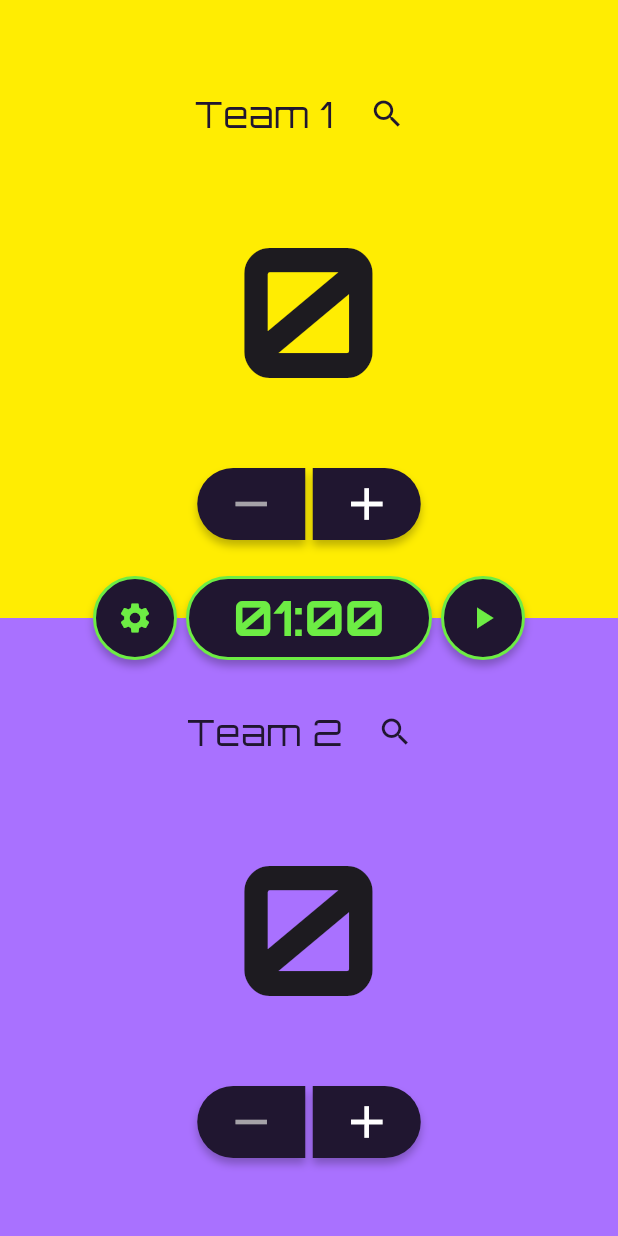
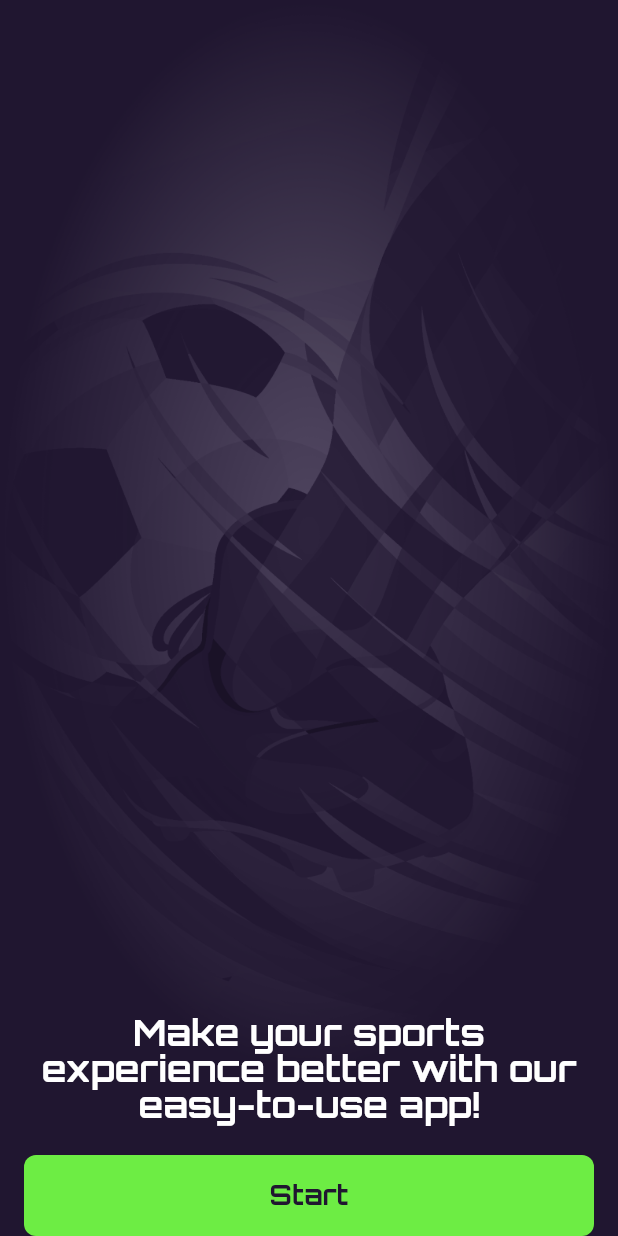
Before and after one commit to CursedOrig/score_counter_app, a Flutter app: the screen it shows after launch, on a phone screen of 412 x 824 dp. Run offline on Flutter 3.47's test engine with Material 3 defaults, Android fonts, the phone set to English and light mode, and no system bars; our stand-ins replace device_info_plus, loading_indicator, shared_preferences.

Commit message:
ADD welcome_page.dart and preloader_page.dart

```diff
--- a/lib/main.dart
+++ b/lib/main.dart
@@ -1,5 +1,5 @@
 import 'package:flutter/material.dart';
-import 'package:game_score_counter/game_score_counter_page.dart';
+import 'package:game_score_counter/preloader_page.dart';
 import 'package:game_score_counter/res/app_res.dart';
 
 void main() async {
@@ -22,7 +22,7 @@ class MyApp extends StatelessWidget {
           colorScheme: ColorScheme.fromSeed(seedColor: Colors.deepPurple),
           useMaterial3: true,
         ),
-        home: const GameScoreCounterPage(),
+        home: PreloaderPage(),
         debugShowCheckedModeBanner: false);
   }
 }
--- a/lib/res/app_texts.dart
+++ b/lib/res/app_texts.dart
@@ -5,4 +5,5 @@ class AppTexts {
 
   static String setTheDuration = 'Set the duration';
   static String chooseValue = 'Choose a value from 1 minute to 60';
+  static String betterExperience = 'Make your sports experience better with our easy-to-use app!';
 }
--- /dev/null
+++ b/lib/welcome_page.dart
@@ -0,0 +1,60 @@
+import 'package:flutter/material.dart';
+import 'package:game_score_counter/game_score_counter_page.dart';
+import 'package:game_score_counter/res/app_res.dart';
+import 'package:shared_preferences/shared_preferences.dart';
+
+class WelcomePage extends StatelessWidget {
+  const WelcomePage({super.key});
+
+  _setFirstTimeFalseAndNavigate(BuildContext context) async {
+    final prefs = await SharedPreferences.getInstance();
+    await prefs.setBool('isFirstTime', false);
+
+    if (!context.mounted) return;
+    Navigator.pushReplacement(
+      context,
+      MaterialPageRoute(
+        builder: (context) => const GameScoreCounterPage(),
+      ),
+    );
+  }
+
+  @override
+  Widget build(BuildContext context) {
+    return Container(
+      color: AppColors.background,
+      child: Stack(
+        fit: StackFit.expand,
+        children: [
+          Image.asset(
+            'assets/images/img.png',
+            fit: BoxFit.fitWidth,
+            alignment: Alignment.topCenter,
+          ),
+          Padding(
+            padding: const EdgeInsets.symmetric(horizontal: 16.0),
+            child: Column(
+              mainAxisAlignment: MainAxisAlignment.end,
+              children: [
+                Text(
+                  AppTexts.betterExperience,
+                  style: AppTypo.headerL,
+                  textAlign: TextAlign.center,
+                ),
+                const SizedBox(height: 20),
+                TextButton(
+                  onPressed: () => _setFirstTimeFalseAndNavigate(context),
+                  style: AppBtnStyles.primaryBtnStyle,
+                  child: const Text('Start'),
+                ),
+                SizedBox(
+                  height: MediaQuery.of(context).padding.bottom,
+                )
+              ],
+            ),
+          )
+        ],
+      ),
+    );
+  }
+}
```
Also changed, not shown: lib/preloader_page.dart (added, +66 -0 lines), pubspec.yaml (+15 -27 lines), assets/images/img.png (added), pubspec.lock.
